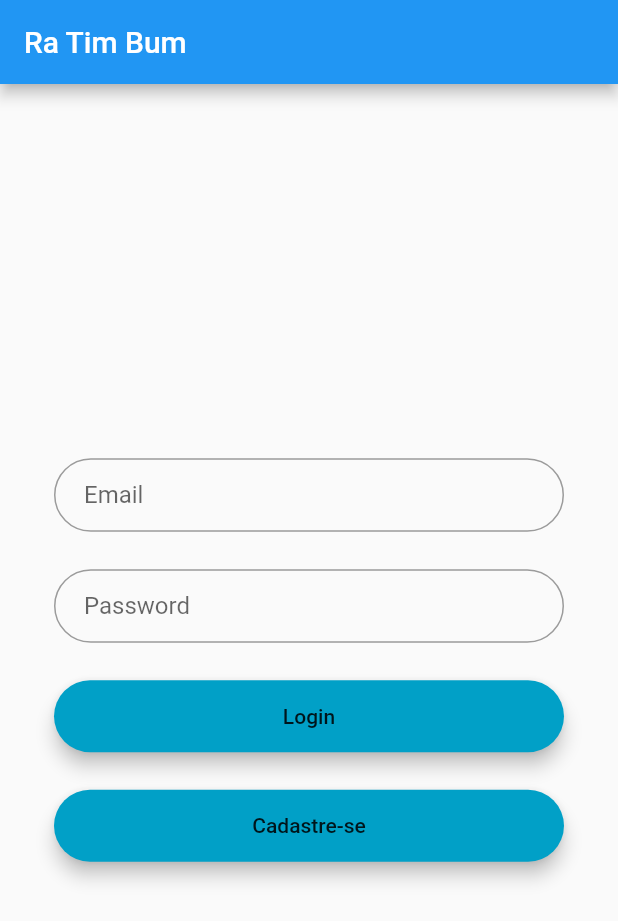
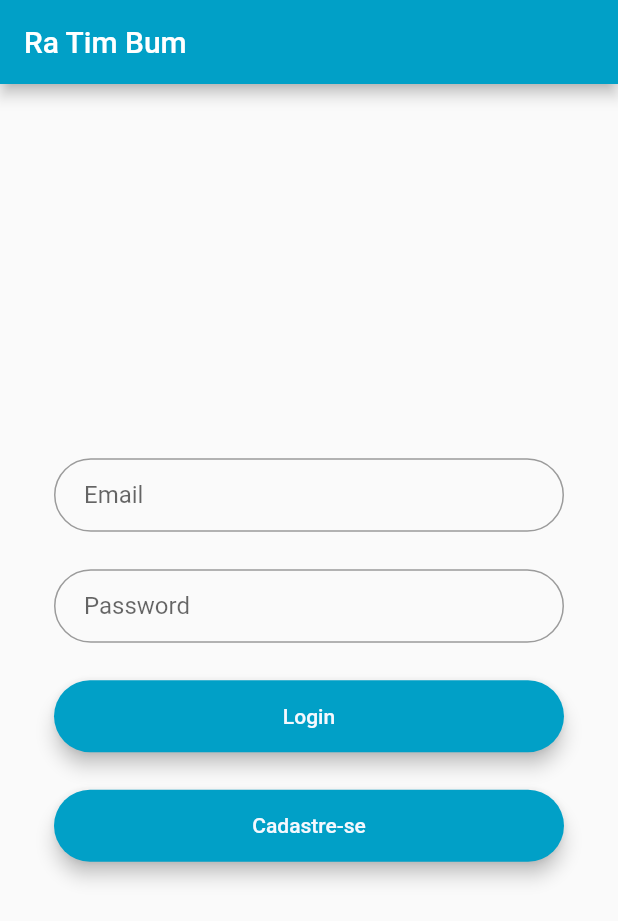
Before and after one commit to marizeraus/ratimbum-1, a Flutter app: the screen it shows after launch, after a tap on "Login", on a phone screen of 412 x 824 dp. Shown: the top 921 px of the screen. Run offline on Flutter 3.47's test engine with Material 2 defaults, Android fonts, the phone set to English and light mode, and no system bars; our stand-ins replace toast; network calls fail.

Commit message:
ultima atualizacao

```diff
--- a/ratimbum2/lib/main.dart
+++ b/ratimbum2/lib/main.dart
@@ -1,7 +1,7 @@
 import 'package:flutter/material.dart';
+import 'package:ratimbum2/network/login.dart';
 import 'package:ratimbum2/register.dart';
 import 'package:ratimbum2/sucesspage.dart';
-import 'package:ratimbum2/network/login.dart' as login;
 
 void main() => runApp(MyApp());
 
@@ -10,7 +10,7 @@ class MyApp extends StatelessWidget {
   @override
   Widget build(BuildContext context) {
     return MaterialApp(
-      title: 'Ra Tim Bum',
+      title: 'Flutter Demo',
       theme: ThemeData(
 
         // This is the theme of your application.
@@ -61,7 +61,9 @@ class _MyHomePageState extends State<MyHomePage> {
         decoration: InputDecoration(
           contentPadding: EdgeInsets.fromLTRB(20.0, 15.0, 20.0, 15.0),
           hintText: "Email",
-          border: OutlineInputBorder(borderRadius: BorderRadius.circular(32.0))
+          border: OutlineInputBorder(borderRadius: BorderRadius.circular(32.0)),
+          focusColor: Color(0xff01A0C7),
+          hoverColor: Color(0xff01A0C7)
         ),
     );
 
@@ -70,7 +72,8 @@ class _MyHomePageState extends State<MyHomePage> {
         decoration: InputDecoration(
           contentPadding: EdgeInsets.fromLTRB(20.0, 15.0, 20.0, 15.0),
           hintText: "Password",
-          border: OutlineInputBorder(borderRadius: BorderRadius.circular(32.0))
+          border: OutlineInputBorder(borderRadius: BorderRadius.circular(32.0)),
+          focusColor: Color(0xff01A0C7)
         ),
     );
 
@@ -82,10 +85,12 @@ class _MyHomePageState extends State<MyHomePage> {
         minWidth: MediaQuery.of(context).size.width,
         padding: EdgeInsets.fromLTRB(20.0, 15.0, 20.0, 15.0),
         onPressed: (){
-          login.loginhandler.sign_in(context, emailController.text, passwordController.text);
+          loginhandler.sign_in(context, emailController.text, passwordController.text);
+//          Navigator.push(context, MaterialPageRoute(builder: (context) => sucesspage(emailController.text)));
         },
         child: Text("Login",
         textAlign: TextAlign.center,
+        style: TextStyle(color: Color(0xfafafaff)),
         ),
       ),
     );
@@ -102,6 +107,8 @@ class _MyHomePageState extends State<MyHomePage> {
         },
         child: Text("Cadastre-se",
         textAlign: TextAlign.center,
+        style: TextStyle(color: Color(0xfafafaff)),
+
         ),
       ),
     );
@@ -110,6 +117,7 @@ class _MyHomePageState extends State<MyHomePage> {
     return Scaffold(
       appBar: AppBar(
         title: Text(widget.title),
+        backgroundColor: Color(0xff01A0C7)
       ),
       body: Center(
         child: Container(
--- a/ratimbum2/lib/network/login.dart
+++ b/ratimbum2/lib/network/login.dart
@@ -5,29 +5,44 @@ import 'package:toast/toast.dart' as toast;
 
 class loginhandler{
   String email;
+  static String baseurl = "https://muda-api.herokuapp.com/auth/";
 
 
-  static Future<int> register(BuildContext context, String email, String password, String passwordConfirmation) async {
+  static Future<int> register(BuildContext context, String email, String password, String passwordConfirmation, String name) async {
     Map<String, String> headers = {"Content-type": "application/json"};
-    String json = '{ "user": { "email": "'+email+'","password": "'+password+'", "password_confirmation": "'+passwordConfirmation+'"}}';
+    String json = ' { "name": "'+name+'", "email": "'+email+'","password": "'+password+'"}';
     print(json);
+    if (password!=passwordConfirmation){
+      toast.Toast.show("Senhas nao conferem", context,duration: toast.Toast.LENGTH_LONG, gravity: toast.Toast.BOTTOM);
+      return 0;
+    }
 
-    var url = "https://ratimbum.herokuapp.com/auth/";
+    var url = baseurl;
     var response = await http.post(url, headers: headers, body: json);
     print(response.statusCode);
     print(response.body);
-    toast.Toast.show(response.statusCode.toString(), context,duration: toast.Toast.LENGTH_SHORT, gravity: toast.Toast.BOTTOM);
+    if(response.statusCode==200)
+    toast.Toast.show("cadastro realizado com sucesso", context,duration: toast.Toast.LENGTH_LONG, gravity: toast.Toast.BOTTOM);
+    else
+      toast.Toast.show("cadastro falhou", context,duration: toast.Toast.LENGTH_LONG, gravity: toast.Toast.BOTTOM);
+
   }
 
     static Future<int> sign_in(BuildContext context, String email, String password) async {
     Map<String, String> headers = {"Content-type": "application/json"};
-    String json = '{ "user": { "email": "'+email+'","password": "'+password+'"}}';
+    String json = '{ "email": "'+email+'","password": "'+password+'"}';
     print(json);
-    var url = "https://ratimbum.herokuapp.com/auth/sign_in";
+    var url = baseurl +"sign_in";
     var response = await http.post(url, headers: headers, body: json);
     print(response.statusCode);
     print(response.body);
-    toast.Toast.show(response.statusCode.toString(), context,duration: toast.Toast.LENGTH_SHORT, gravity: toast.Toast.BOTTOM);
+    print(url);
+    if(response.statusCode==200)
+    toast.Toast.show("login realizado com sucesso", context,duration: toast.Toast.LENGTH_LONG, gravity: toast.Toast.BOTTOM);
+    else
+      toast.Toast.show("email/senha incorreto", context,duration: toast.Toast.LENGTH_LONG, gravity: toast.Toast.BOTTOM);
+
+
   }
 
 }
--- a/ratimbum2/pubspec.yaml
+++ b/ratimbum2/pubspec.yaml
@@ -19,12 +19,12 @@ environment:
 dependencies:
   flutter:
     sdk: flutter
-  http: ^0.12.0
-  toast: ^0.1.5
 
   # The following adds the Cupertino Icons font to your application.
   # Use with the CupertinoIcons class for iOS style icons.
   cupertino_icons: ^0.1.2
+  http: ^0.12.0
+  toast: ^0.1.5
 
 dev_dependencies:
   flutter_test:
```
Also changed, not shown: ratimbum2/lib/register.dart (+4 -4 lines).
